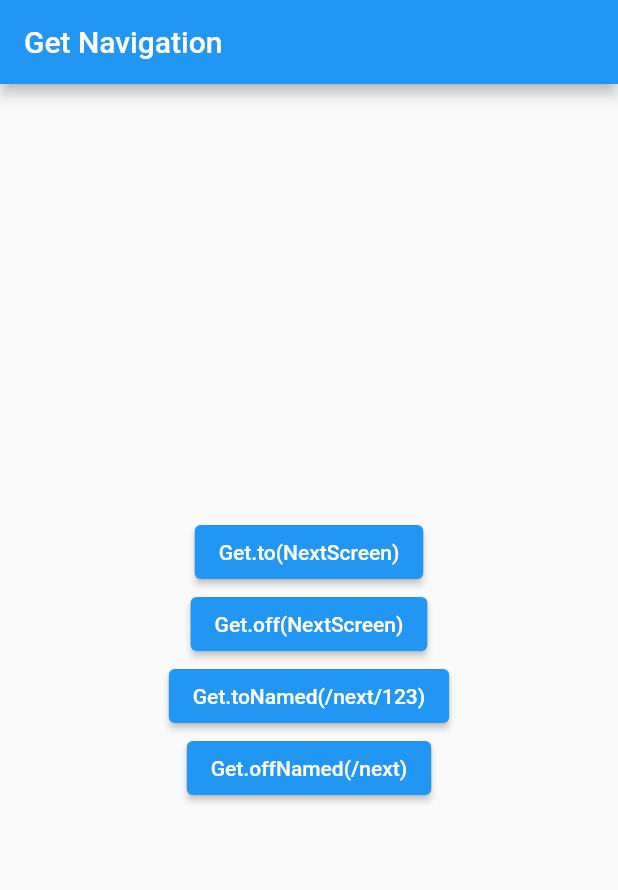
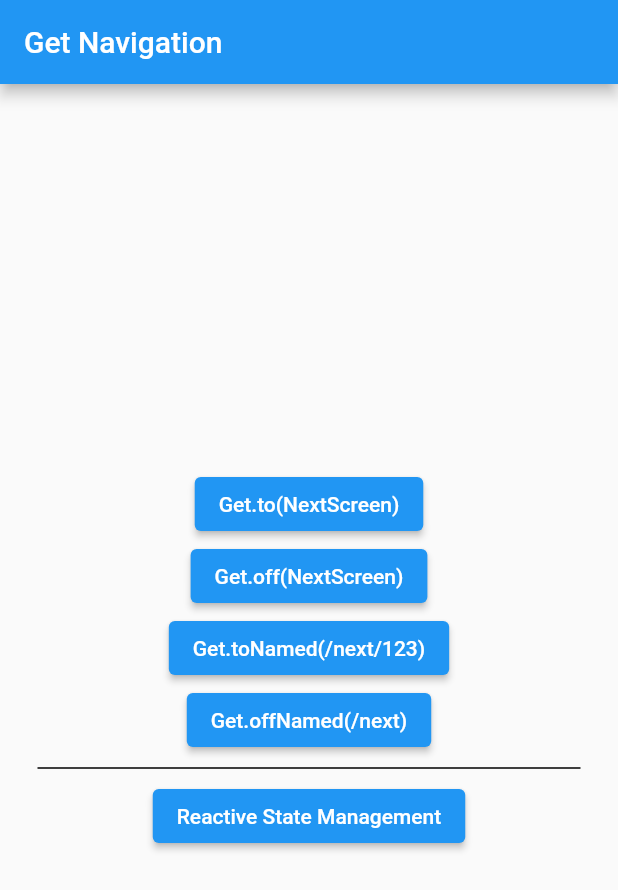
Before and after one commit to MJJP1364/flutter_getx_full_course, a Flutter app: the screen it shows after launch, on a phone screen of 412 x 824 dp. Shown: the top 890 px of the screen. Run offline on Flutter 3.47's test engine with Material 2 defaults, Android fonts, the phone set to English and light mode, and no system bars; our stand-ins replace get.

Commit message:
add state management reactive

```diff
--- a/lib/navigation/navigation.dart
+++ b/lib/navigation/navigation.dart
@@ -1,11 +1,14 @@
 import 'package:flutter/material.dart';
 import 'package:flutter_getx_full_course/navigation/next_screen.dart';
 import 'package:get/get.dart';
+
+import '../state_management/reactive_state_management.dart';
 
 class GetNavigation extends StatelessWidget {
   const GetNavigation({super.key});
 
   @override
+
   /// Builds the main application widget.
   ///
   /// Returns a [GetMaterialApp] that sets up the navigation
@@ -27,6 +30,7 @@ class GetNavigation extends StatelessWidget {
       getPages: [
         GetPage(name: '/', page: () => const GetNavigation()),
         GetPage(name: '/next', page: () => const NextScreen()),
+        GetPage(name: '/reactive', page: () => ReactiveStateManagement()),
       ],
       debugShowCheckedModeBanner: false,
       home: Scaffold(
@@ -82,6 +86,20 @@ class GetNavigation extends StatelessWidget {
                 },
                 child: const Text('Get.offNamed(/next)'),
               ),
+              const Divider(
+                thickness: 1,
+                indent: 25,
+                endIndent: 25,
+                color: Colors.black,
+              ),
+              ElevatedButton(
+                onPressed: () {
+                  Get.toNamed(
+                    '/reactive',
+                  );
+                },
+                child: const Text('Reactive State Management'),
+              ),
             ],
           ),
         ),
```
Also changed, not shown: lib/state_management/reactive_state_management.dart (added, +91 -0 lines), lib/state_management/user.dart (added, +11 -0 lines).
